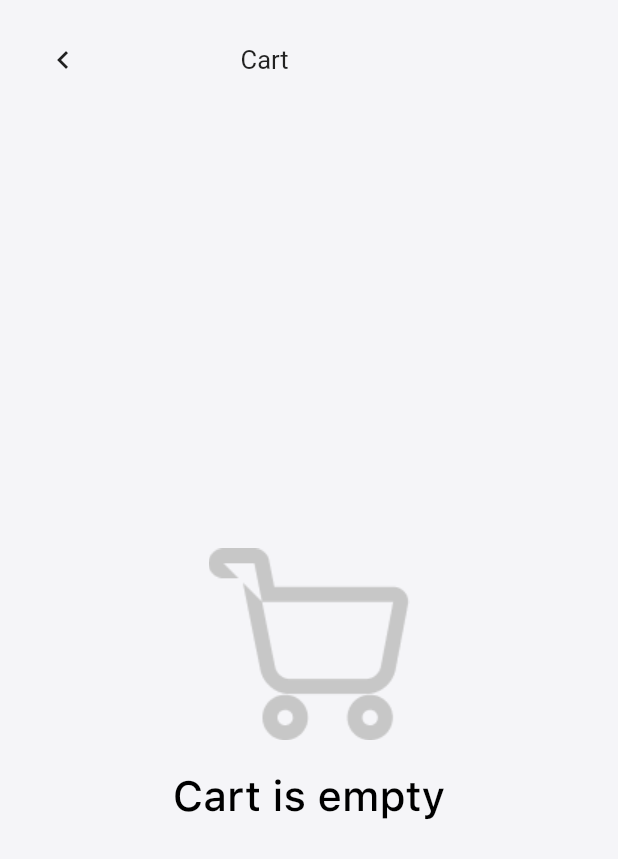
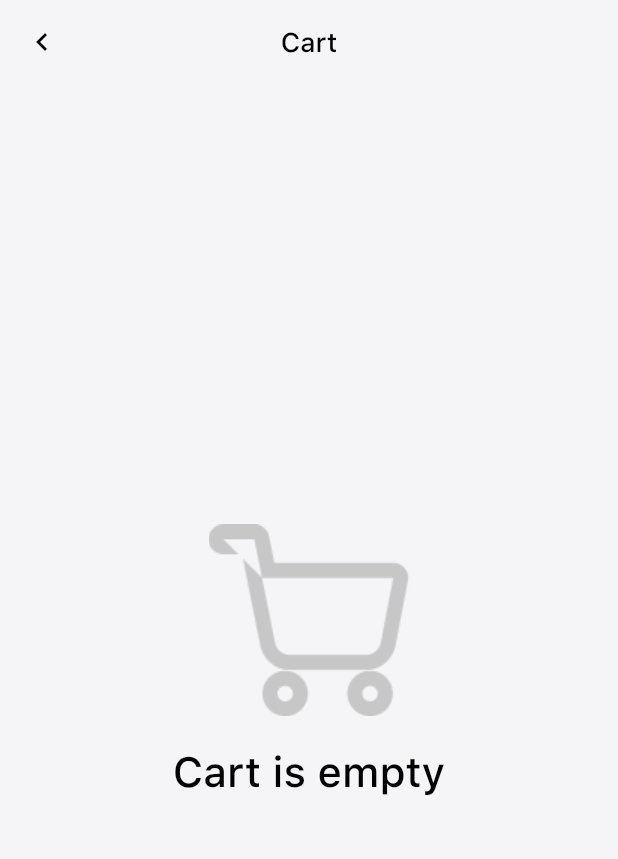
Before and after one commit to AndyOsei/foodie_app, a Flutter app: the CartScreen screen opened by its route, on a phone screen of 412 x 824 dp. Shown: the top 859 px of the screen. Run offline on Flutter 3.47's test engine with Material 2 defaults, Android fonts, the phone set to English and light mode, and no system bars; our stand-ins replace auto_route, flutter_slidable, smooth_page_indicator; generated files the repository leaves out were written again; Roboto replaces fonts that are missing (SF Pro Rounded).

Commit message:
update appbar, add history & order screens

```diff
--- a/lib/routes/router.dart
+++ b/lib/routes/router.dart
@@ -6,7 +6,9 @@ import 'package:foodie_app/screens/cart_screen.dart';
 import 'package:foodie_app/screens/checkout_screen.dart';
 import 'package:foodie_app/screens/dish_info_screen.dart';
 import 'package:foodie_app/screens/get_started_screen.dart';
+import 'package:foodie_app/screens/history_screen.dart';
 import 'package:foodie_app/screens/home_screen.dart';
+import 'package:foodie_app/screens/orders_screen.dart';
 import 'package:foodie_app/screens/profile_screen.dart';
 import 'package:foodie_app/screens/search_screen.dart';
 import 'package:foodie_app/screens/splash_screen.dart';
@@ -23,6 +25,8 @@ import 'package:foodie_app/screens/splash_screen.dart';
     MaterialRoute(page: ProfileScreen),
     MaterialRoute(page: CartScreen),
     MaterialRoute(page: CheckoutScreen),
+    MaterialRoute(page: HistoryScreen),
+    MaterialRoute(page: OrdersScreen),
 
     CustomRoute<bool>(
       page: SearchScreen,
--- a/lib/screens/cart_screen.dart
+++ b/lib/screens/cart_screen.dart
@@ -19,45 +19,42 @@ class CartScreen extends StatelessWidget {
 
   @override
   Widget build(BuildContext context) {
-    final double screenWidth = MediaQuery.of(context).size.width;
-
     return Scaffold(
       backgroundColor: AppColors.blue200,
+      appBar: _buildAppBar(context),
       body: SafeArea(
-        bottom: false,
         child: Padding(
           padding: const EdgeInsets.symmetric(
             horizontal: Sizes.SIZE_30,
             vertical: Sizes.SIZE_16,
           ),
-          child: Column(
-            children: [
-              _buildHeader(screenWidth),
-              SizedBox(height: Sizes.SIZE_40),
-              Expanded(child: _CartList()),
-            ],
-          ),
+          child: _CartList(),
         ),
       ),
     );
   }
 
-  Row _buildHeader(double screenWidth) {
-    return Row(
-      children: [
-        IconButton(
-          alignment: Alignment.centerLeft,
-          padding: const EdgeInsets.all(Sizes.SIZE_0),
+  AppBar _buildAppBar(BuildContext context) {
+    return AppBar(
+      elevation: 0,
+      backgroundColor: AppColors.blue200,
+      brightness: Brightness.light,
+      leading: IconButton(
         onPressed: _goBack,
         icon: Icon(
           Icons.keyboard_arrow_left,
+          color: Colors.black,
         ),
       ),
-        SizedBox(width: screenWidth / 5),
-        Text(
+      title: Text(
         StringConst.CART,
+        style: Theme.of(context).textTheme.headline4.copyWith(
+              fontFamily: StringConst.SF_PRO_TEXT,
+              fontSize: Sizes.TEXT_SIZE_18,
+              color: Colors.black,
             ),
-      ],
+      ),
+      centerTitle: true,
     );
   }
 }
@@ -83,9 +80,10 @@ class _CartList extends StatelessWidget {
     );
   }
 
-  Column _buildWhenCartIsEmpty(BuildContext context) => Column(
-        mainAxisAlignment: MainAxisAlignment.center,
+  Widget _buildWhenCartIsEmpty(BuildContext context) => Center(
+        child: Column(
           children: [
+            Spacer(),
             CustomIcon(
               name: 'shopping_cart_alt',
             ),
@@ -97,8 +95,10 @@ class _CartList extends StatelessWidget {
                     fontSize: Sizes.TEXT_SIZE_28,
                     color: Colors.black,
                   ),
-          )
+            ),
+            Spacer(),
           ],
+        ),
       );
 
   Widget _buildWhenCartIsNotEmpty(BuildContext context, Cart cart) {
--- a/lib/values/colors.dart
+++ b/lib/values/colors.dart
@@ -18,6 +18,7 @@ class AppColors {
   static const Color blue100 = Color(0xFF0038FF);
   static const Color blue200 = Color(0xFFF5F5F8);
   static const Color blue300 = Color(0xFFF6F6F9);
+  static const Color blue400 = Color(0xFFADADAF);
 
   // orange
   static const Color orange = Color(0xFFF47B0A);
--- a/lib/values/images.dart
+++ b/lib/values/images.dart
@@ -18,6 +18,7 @@ class ImagePath {
   static const String SHOPPING_CART_ICON = '$iconDir/shopping_cart.png';
   static const String SEARCH_ICON = '$iconDir/search.png';
   static const String USER_ICON = '$iconDir/user.png';
+  static const String USER_ALT_ICON = '$iconDir/user_alt.png';
   static const String PROMO_ICON = '$iconDir/promo.png';
   static const String BUY_ICON = '$iconDir/buy.png';
   static const String SECURITY_ICON = '$iconDir/security.png';
@@ -31,6 +32,7 @@ class ImagePath {
   static const String SWIPE_ICON = '$iconDir/swipe.png';
   static const String TRASH_ICON = '$iconDir/trash.png';
   static const String SHOPPING_CART_ALT_ICON = '$iconDir/shopping_cart_alt.png';
+  static const String DOC_ICON = '$iconDir/doc.png';
 
   static const String PROFILE_PIC = '$imageDir/profile.png';
 }
--- a/lib/values/strings.dart
+++ b/lib/values/strings.dart
@@ -80,4 +80,11 @@ class StringConst {
   static const String DELIVERY_TO_MAINLAND = 'DELIVERY TO MAINLAND';
   static const String DELIVERY_TO_ISLAND = 'DELIVERY TO ISLAND';
   static const String PROCEED = 'Proceed';
+
+  // history
+  static const String HISTORY = 'History';
+  static const String NO_HISTORY_YET = 'No history yet';
+  static const String START_ORDERING = 'Start ordering';
+  static const String CREATE_ORDER_INST =
+      'Hit the orange button down below to Create an order';
 }
--- a/lib/widgets/custom_icon.dart
+++ b/lib/widgets/custom_icon.dart
@@ -8,12 +8,14 @@ class CustomIcon extends StatelessWidget {
     this.color,
     this.width,
     this.height,
+    this.size,
   }) : super(key: key);
 
   final String name;
   final Color color;
   final double width;
   final double height;
+  final double size;
 
   static final Map<String, String> icons = {
     "menu": ImagePath.MENU_ICON,
@@ -32,6 +34,8 @@ class CustomIcon extends StatelessWidget {
     "swipe": ImagePath.SWIPE_ICON,
     "trash": ImagePath.TRASH_ICON,
     "shopping_cart_alt": ImagePath.SHOPPING_CART_ALT_ICON,
+    "user_alt": ImagePath.USER_ALT_ICON,
+    "doc": ImagePath.DOC_ICON,
   };
 
   @override
@@ -39,8 +43,8 @@ class CustomIcon extends StatelessWidget {
     return Image.asset(
       '${icons[name]}',
       color: color,
-      width: width,
-      height: height,
+      width: size ?? width,
+      height: size ?? height,
       fit: BoxFit.contain,
     );
   }
```
Also changed, not shown: lib/screens/checkout_screen.dart (+7 -0 lines), lib/screens/dish_info_screen.dart (+17 -8 lines), lib/screens/history_screen.dart (added, +92 -0 lines), lib/screens/home_screen.dart (+103 -15 lines), lib/screens/orders_screen.dart (added, +10 -0 lines), lib/screens/profile_screen.dart (+16 -11 lines), assets/icons/doc.png (added), assets/icons/user_alt.png (added), lib/routes/router.gr.dart. Lines whose indentation alone changed are shown as unchanged.
